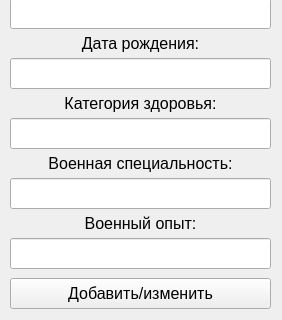
Above: addChangeFlmc.ui from knkf/4ebnaja_praktika before the change; both pictures show x 0 to 282 and y 182 to 502 of the 282 by 502 pixel window. Below: the same form after it.
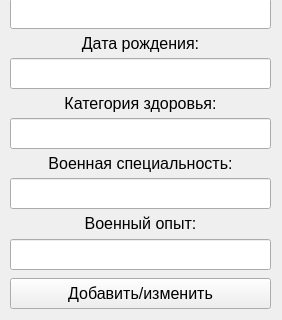
That is the form after the change.

```diff
--- a/addChangeFlmc.ui
+++ b/addChangeFlmc.ui
@@ -51,7 +51,7 @@
     <property name="geometry">
      <rect>
       <x>10</x>
-      <y>420</y>
+      <y>421</y>
       <width>261</width>
       <height>31</height>
      </rect>
```
